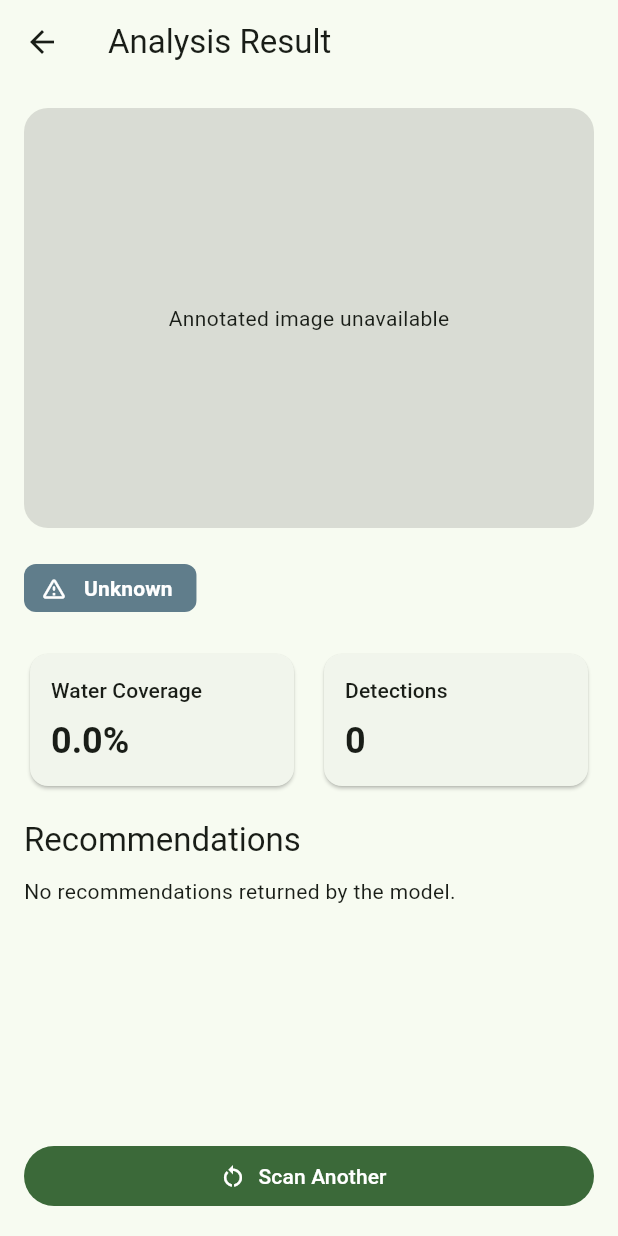
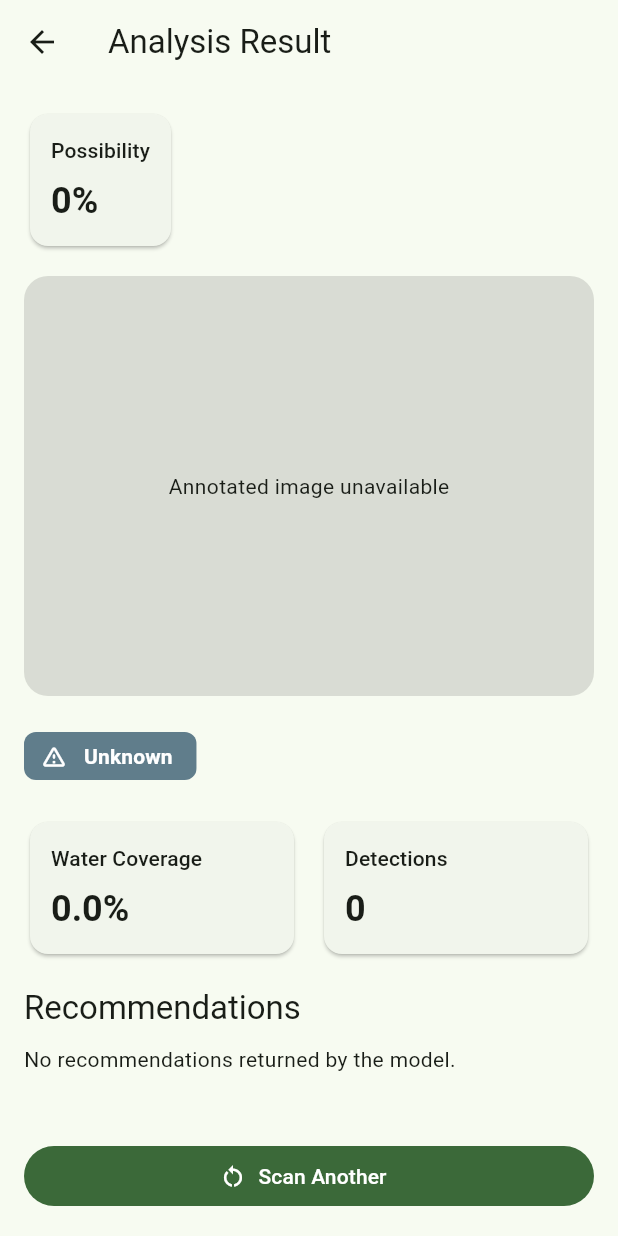
Before and after one commit to mzahin01/moshaaaa, a Flutter app: the ResultView screen opened by its route, on a phone screen of 412 x 824 dp. Run offline on Flutter 3.47's test engine with Material 3 defaults, Android fonts, the phone set to English and light mode, and no system bars; our stand-ins replace firebase_core, flutter_map, get, image_picker, latlong2; missing offline and left inert: exif; accounts and stored records are empty.

Commit message:
🐸 bye
Co-authored-by: Copilot <copilot@github.com>

```diff
--- a/lib/app/modules/result/controllers/result_controller.dart
+++ b/lib/app/modules/result/controllers/result_controller.dart
@@ -20,6 +20,15 @@ class ResultController extends GetxController {
   String get riskLevel => result['risk_level']?.toString() ?? 'Unknown';
   double get waterCoverage => _toDouble(result['water_coverage_percent']) ?? 0;
   int get detections => _toInt(result['total_detections']) ?? 0;
+
+  double get possibilityPercent {
+    final double? explicit = _readPossibilityPercent();
+    if (explicit != null) {
+      return explicit;
+    }
+
+    return _derivePossibilityPercent(waterCoverage, detections);
+  }
 
   List<String> get recommendations {
     final dynamic value = result['recommendations'];
@@ -88,4 +97,29 @@ class ResultController extends GetxController {
       return null;
     }
   }
+
+  double? _readPossibilityPercent() {
+    final dynamic raw =
+        result['possibility_percent'] ??
+        result['possibility'] ??
+        result['probability'] ??
+        result['confidence'];
+
+    final double? value = _toDouble(raw);
+    if (value == null) {
+      return null;
+    }
+
+    if (value <= 1.0) {
+      return (value * 100.0).clamp(0.0, 100.0).toDouble();
+    }
+
+    return value.clamp(0.0, 100.0).toDouble();
+  }
+
+  double _derivePossibilityPercent(double waterCoverage, int detections) {
+    final double score = waterCoverage + (detections * 3.0);
+    final double normalized = (score / 30.0).clamp(0.0, 1.0);
+    return normalized * 100.0;
+  }
 }
--- a/lib/app/modules/result/views/result_view.dart
+++ b/lib/app/modules/result/views/result_view.dart
@@ -1,6 +1,7 @@
 import 'package:flutter/material.dart';
+import 'package:flutter_map/flutter_map.dart';
 import 'package:get/get.dart';
-import 'package:url_launcher/url_launcher.dart';
+import 'package:latlong2/latlong.dart';
 
 import '../../../../widgets/risk_badge.dart';
 import '../../../../widgets/stat_card.dart';
@@ -15,6 +16,7 @@ class ResultView extends GetView<ResultController> {
     final List<String> recommendations = controller.recommendations;
     final double? latitude = controller.latitude;
     final double? longitude = controller.longitude;
+    final double possibility = controller.possibilityPercent;
 
     return Scaffold(
       appBar: AppBar(title: const Text('Analysis Result')),
@@ -27,6 +29,11 @@ class ResultView extends GetView<ResultController> {
                 child: Column(
                   crossAxisAlignment: CrossAxisAlignment.start,
                   children: <Widget>[
+                    StatCard(
+                      title: 'Possibility',
+                      value: '${possibility.toStringAsFixed(0)}%',
+                    ),
+                    const SizedBox(height: 16),
                     _buildAnnotatedImage(),
                     const SizedBox(height: 16),
                     RiskBadge(riskLevel: controller.riskLevel),
@@ -71,25 +78,41 @@ class ResultView extends GetView<ResultController> {
                     if (latitude != null && longitude != null) ...<Widget>[
                       const SizedBox(height: 12),
                       Text(
-                        'Detected Location',
+                        'Photo Location',
                         style: Theme.of(context).textTheme.titleLarge,
                       ),
                       const SizedBox(height: 10),
-                      Card(
-                        child: Padding(
-                          padding: const EdgeInsets.all(12),
-                          child: Column(
-                            crossAxisAlignment: CrossAxisAlignment.stretch,
+                      ClipRRect(
+                        borderRadius: BorderRadius.circular(12),
+                        child: SizedBox(
+                          height: 200,
+                          child: FlutterMap(
+                            options: MapOptions(
+                              initialCenter: LatLng(latitude, longitude),
+                              initialZoom: 15.0,
+                              interactionOptions: const InteractionOptions(
+                                flags:
+                                    InteractiveFlag.all &
+                                    ~InteractiveFlag.rotate,
+                              ),
+                            ),
                             children: <Widget>[
-                              Text('Latitude: ${latitude.toStringAsFixed(6)}'),
-                              Text(
-                                'Longitude: ${longitude.toStringAsFixed(6)}',
+                              TileLayer(
+                                urlTemplate:
+                                    'https://tile.openstreetmap.org/{z}/{x}/{y}.png',
+                                userAgentPackageName: 'com.example.moshaaaa',
                               ),
-                              const SizedBox(height: 12),
-                              FilledButton.icon(
-                                onPressed: () => _openMap(latitude, longitude),
-                                icon: const Icon(Icons.map),
-                                label: const Text('View on Google Maps'),
+                              MarkerLayer(
+                                markers: <Marker>[
+                                  Marker(
+                                    point: LatLng(latitude, longitude),
+                                    child: const Icon(
+                                      Icons.location_on,
+                                      color: Colors.red,
+                                      size: 40,
+                                    ),
+                                  ),
+                                ],
                               ),
                             ],
                           ),
@@ -130,23 +153,4 @@ class ResultView extends GetView<ResultController> {
       ),
     );
   }
-
-  Future<void> _openMap(double latitude, double longitude) async {
-    final Uri mapsUri = Uri.parse(
-      'https://www.google.com/maps?q=$latitude,$longitude',
-    );
-
-    final bool launched = await launchUrl(
-      mapsUri,
-      mode: LaunchMode.externalApplication,
-    );
-
-    if (!launched) {
-      Get.snackbar(
-        'Map Error',
-        'Could not launch Google Maps.',
-        snackPosition: SnackPosition.BOTTOM,
-      );
-    }
-  }
 }
--- /dev/null
+++ b/lib/services/exif_gps_service.dart
@@ -0,0 +1,2 @@
+export 'exif_gps_service_stub.dart'
+    if (dart.library.io) 'exif_gps_service_io.dart';
--- a/pubspec.yaml
+++ b/pubspec.yaml
@@ -39,6 +39,9 @@ dependencies:
   image_picker: ^1.1.2
   url_launcher: ^6.3.0
   firebase_core: ^4.7.0
+  exif: ^3.3.0
+  flutter_map: ^8.3.0
+  latlong2: ^0.9.1
 
 dev_dependencies:
   flutter_test:
```
Also changed, not shown: lib/app/modules/analysis/controllers/analysis_controller.dart (+36 -1 lines), lib/app/modules/home/controllers/home_controller.dart (+7 -1 lines), lib/services/exif_gps_service_io.dart (added, +100 -0 lines), lib/services/exif_gps_service_stub.dart (added, +7 -0 lines), pubspec.lock, 3 other files.
